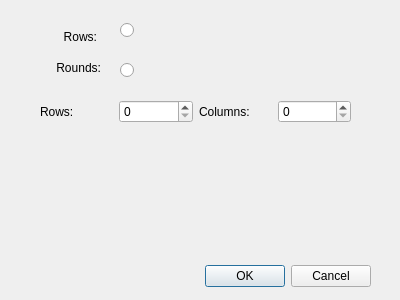
Qt form src/guidelinesdialog.ui (iPenguin/CrochetCharts) before a commit.
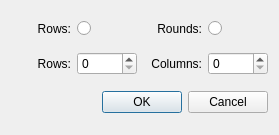
The same form after that commit.

Commit message: Merged 'properties-dialog'

Patch:
```diff
--- a/src/guidelinesdialog.ui
+++ b/src/guidelinesdialog.ui
@@ -6,64 +6,18 @@
    <rect>
     <x>0</x>
     <y>0</y>
-    <width>400</width>
-    <height>300</height>
+    <width>279</width>
+    <height>135</height>
    </rect>
   </property>
   <property name="windowTitle">
    <string>Dialog</string>
   </property>
-  <widget class="QDialogButtonBox" name="buttonBox">
-   <property name="geometry">
-    <rect>
-     <x>30</x>
-     <y>260</y>
-     <width>341</width>
-     <height>32</height>
-    </rect>
-   </property>
-   <property name="orientation">
-    <enum>Qt::Horizontal</enum>
-   </property>
-   <property name="standardButtons">
-    <set>QDialogButtonBox::Cancel|QDialogButtonBox::Ok</set>
-   </property>
-  </widget>
-  <widget class="QRadioButton" name="radioButton">
-   <property name="geometry">
-    <rect>
-     <x>120</x>
-     <y>20</y>
-     <width>21</width>
-     <height>21</height>
-    </rect>
-   </property>
-   <property name="text">
-    <string/>
-   </property>
-  </widget>
-  <widget class="QRadioButton" name="radioButton_2">
-   <property name="geometry">
-    <rect>
-     <x>120</x>
-     <y>60</y>
-     <width>21</width>
-     <height>21</height>
-    </rect>
-   </property>
-   <property name="text">
-    <string/>
-   </property>
-  </widget>
+  <layout class="QVBoxLayout" name="verticalLayout">
+   <item>
+    <layout class="QHBoxLayout" name="horizontalLayout_2">
+     <item>
   <widget class="QLabel" name="label">
-   <property name="geometry">
-    <rect>
-     <x>40</x>
-     <y>30</y>
-     <width>57</width>
-     <height>14</height>
-    </rect>
-   </property>
    <property name="text">
     <string>Rows:</string>
    </property>
@@ -71,15 +25,16 @@
     <set>Qt::AlignRight|Qt::AlignTrailing|Qt::AlignVCenter</set>
    </property>
   </widget>
+     </item>
+     <item>
+      <widget class="QRadioButton" name="radioButton">
+       <property name="text">
+        <string/>
+       </property>
+      </widget>
+     </item>
+     <item>
   <widget class="QLabel" name="label_2">
-   <property name="geometry">
-    <rect>
-     <x>40</x>
-     <y>60</y>
-     <width>61</width>
-     <height>16</height>
-    </rect>
-   </property>
    <property name="text">
     <string>Rounds:</string>
    </property>
@@ -87,21 +42,26 @@
     <set>Qt::AlignRight|Qt::AlignTrailing|Qt::AlignVCenter</set>
    </property>
   </widget>
-  <widget class="QWidget" name="">
-   <property name="geometry">
-    <rect>
-     <x>40</x>
-     <y>100</y>
-     <width>311</width>
-     <height>24</height>
-    </rect>
-   </property>
+     </item>
+     <item>
+      <widget class="QRadioButton" name="radioButton_2">
+       <property name="text">
+        <string/>
+       </property>
+      </widget>
+     </item>
+    </layout>
+   </item>
+   <item>
    <layout class="QHBoxLayout" name="horizontalLayout">
     <item>
      <widget class="QLabel" name="label_3">
       <property name="text">
        <string>Rows:</string>
       </property>
+       <property name="alignment">
+        <set>Qt::AlignRight|Qt::AlignTrailing|Qt::AlignVCenter</set>
+       </property>
      </widget>
     </item>
     <item>
@@ -112,13 +72,27 @@
       <property name="text">
        <string>Columns:</string>
       </property>
+       <property name="alignment">
+        <set>Qt::AlignRight|Qt::AlignTrailing|Qt::AlignVCenter</set>
+       </property>
      </widget>
     </item>
     <item>
      <widget class="QSpinBox" name="spinBox_2"/>
     </item>
    </layout>
-  </widget>
+   </item>
+   <item>
+    <widget class="QDialogButtonBox" name="buttonBox">
+     <property name="orientation">
+      <enum>Qt::Horizontal</enum>
+     </property>
+     <property name="standardButtons">
+      <set>QDialogButtonBox::Cancel|QDialogButtonBox::Ok</set>
+     </property>
+    </widget>
+   </item>
+  </layout>
  </widget>
  <resources/>
  <connections>
```
Lines whose indentation alone changed are shown as unchanged. The commit also changes 16 other files.
